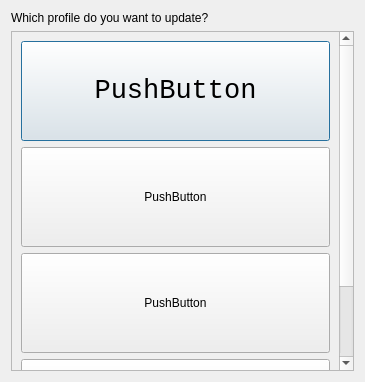
Old version of the form src/ProfilesDialog.ui in the repository dehesselle/awscred.
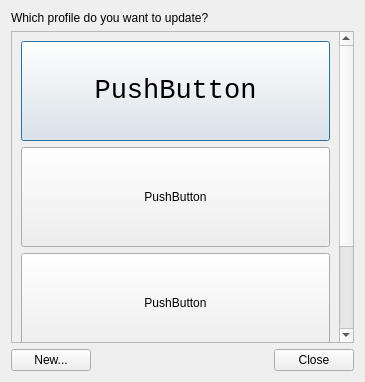
New version of the form.

Commit message:
Allow to create a new profile
Show profiles when clicking systray icon.

Patch:
```diff
--- a/src/ProfilesDialog.ui
+++ b/src/ProfilesDialog.ui
@@ -31,7 +31,7 @@
        <rect>
         <x>0</x>
         <y>0</y>
-        <width>332</width>
+        <width>328</width>
         <height>430</height>
        </rect>
       </property>
@@ -98,6 +98,37 @@
      </widget>
     </widget>
    </item>
+   <item>
+    <layout class="QHBoxLayout" name="horizontalLayout">
+     <item>
+      <widget class="QPushButton" name="pbNew">
+       <property name="text">
+        <string>New...</string>
+       </property>
+      </widget>
+     </item>
+     <item>
+      <spacer name="horizontalSpacer">
+       <property name="orientation">
+        <enum>Qt::Orientation::Horizontal</enum>
+       </property>
+       <property name="sizeHint" stdset="0">
+        <size>
+         <width>40</width>
+         <height>20</height>
+        </size>
+       </property>
+      </spacer>
+     </item>
+     <item>
+      <widget class="QPushButton" name="pbClose">
+       <property name="text">
+        <string>Close</string>
+       </property>
+      </widget>
+     </item>
+    </layout>
+   </item>
   </layout>
  </widget>
  <resources/>
```
Left out of the diff: 2 changed lines with no effect on the pictures. The commit also changes 2 other files.
